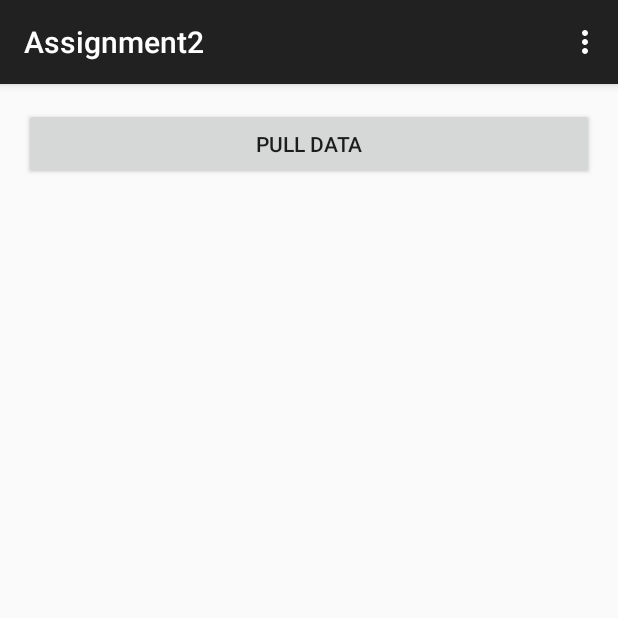
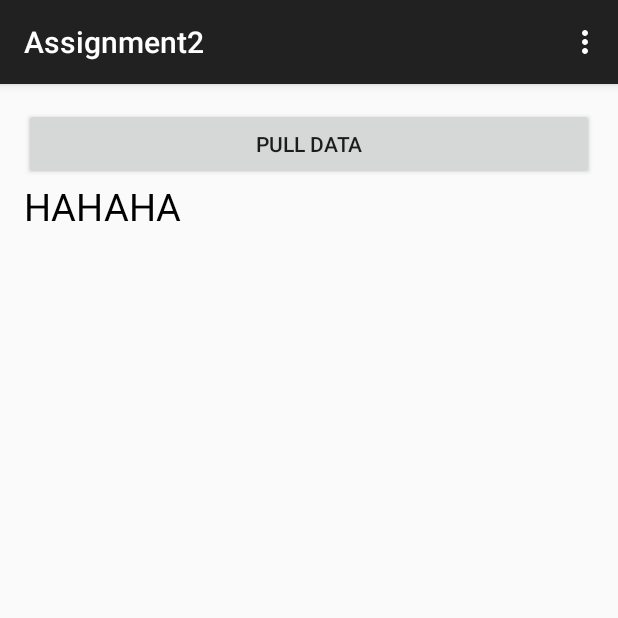
Before and after one commit to GeraldBecker/Assignment2, an Android app: the screen it shows after launch (MainActivity), on a phone screen of 412 x 824 dp, the top half of it. Run offline under Robolectric (Android 15) with nearby library versions, the phone set to English and light mode, and no system bars.

Commit message:
Added the ability to load items and replace old items

```diff
--- a/app/src/main/res/layout/activity_main.xml
+++ b/app/src/main/res/layout/activity_main.xml
@@ -1,9 +1,12 @@
-<RelativeLayout xmlns:android="http://schemas.android.com/apk/res/android"
+<LinearLayout
+    xmlns:android="http://schemas.android.com/apk/res/android"
     xmlns:tools="http://schemas.android.com/tools" android:layout_width="match_parent"
     android:layout_height="match_parent" android:paddingLeft="@dimen/activity_horizontal_margin"
     android:paddingRight="@dimen/activity_horizontal_margin"
     android:paddingTop="@dimen/activity_vertical_margin"
-    android:paddingBottom="@dimen/activity_vertical_margin" tools:context=".MainActivity">
+    android:paddingBottom="@dimen/activity_vertical_margin"
+    tools:context=".MainActivity"
+    android:orientation="vertical">
 
     <Button
         android:layout_width="match_parent"
@@ -12,4 +15,27 @@
         android:text="Pull Data"
         android:onClick="getData"/>
 
-</RelativeLayout>
+    <ScrollView
+        android:layout_width="match_parent"
+        android:layout_height="wrap_content"
+        android:id="@+id/myScroller">
+        <LinearLayout
+            android:layout_width="match_parent"
+            android:layout_height="wrap_content"
+            android:id="@+id/contentLayout"
+            android:orientation="vertical">
+            <TextView
+                android:layout_width="wrap_content"
+                android:layout_height="wrap_content"
+                android:text="HAHAHA"
+                android:textSize="25sp"
+                android:textColor="#000000"/>
+
+
+        </LinearLayout>
+
+
+    </ScrollView>
+
+
+</LinearLayout>
```
Also changed, not shown: app/src/main/java/com/example/assignment2/MainActivity.java (+44 -3 lines).
